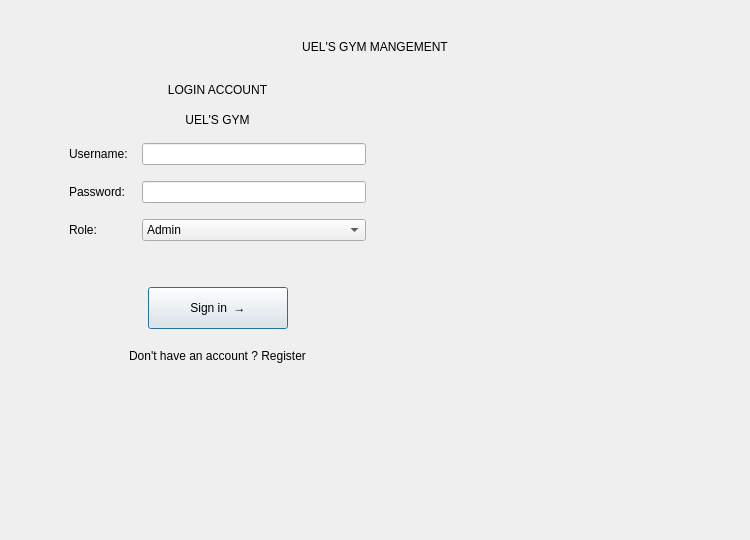
Above: ui/Login.ui from hieunt21k25/UEL-S-Gym-Management before the change. Below: the same form after it.
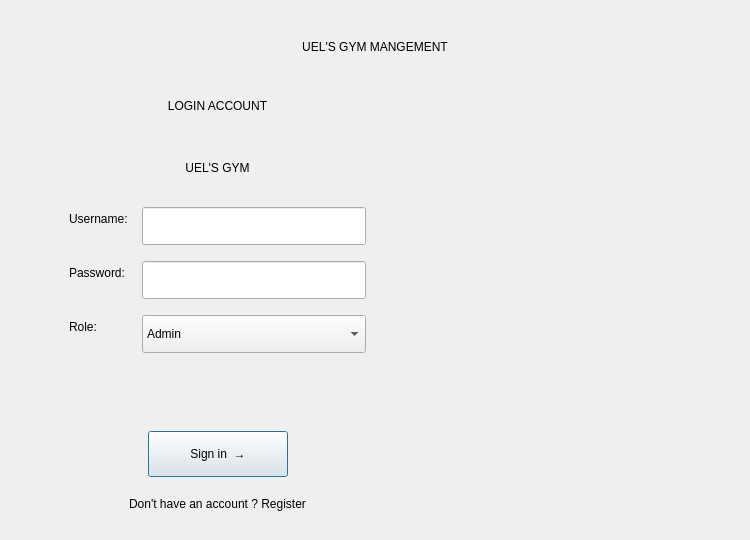
That is the form after the change.

```diff
--- a/ui/Login.ui
+++ b/ui/Login.ui
@@ -30,6 +30,7 @@
      <item>
       <widget class="QFrame" name="loginCard">
        <property name="maximumSize"><size><width>420</width><height>16777215</height></size></property>
+       <property name="minimumSize"><size><width>0</width><height>450</height></size></property>
        <layout class="QVBoxLayout" name="loginCardLayout">
         <property name="spacing"><number>16</number></property>
 
@@ -63,6 +64,7 @@
           </item>
           <item row="0" column="1">
            <widget class="QLineEdit" name="usernameInput">
+            <property name="minimumSize"><size><width>0</width><height>38</height></size></property>
            </widget>
           </item>
 
@@ -73,6 +75,7 @@
           </item>
           <item row="1" column="1">
            <widget class="QLineEdit" name="passwordInput">
+            <property name="minimumSize"><size><width>0</width><height>38</height></size></property>
             <property name="echoMode"><enum>QLineEdit::Password</enum></property>
            </widget>
           </item>
@@ -84,6 +87,7 @@
           </item>
           <item row="2" column="1">
            <widget class="QComboBox" name="roleCombo">
+            <property name="minimumSize"><size><width>0</width><height>38</height></size></property>
             <item><property name="text"><string>Admin</string></property></item>
             <item><property name="text"><string>Staff</string></property></item>
            </widget>
```
